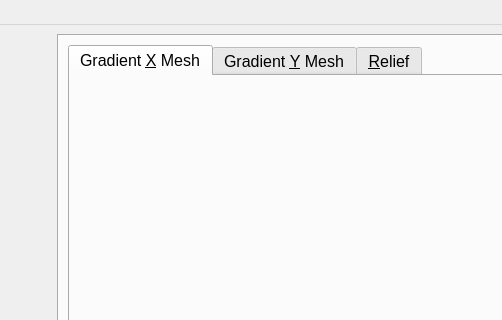
Above: Solver/Explorer.ui from steveknipmeyer/ModelRelief before the change; both pictures show x 220 to 722 and y 0 to 320 of the 1171 by 967 pixel window. Below: the same form after it.
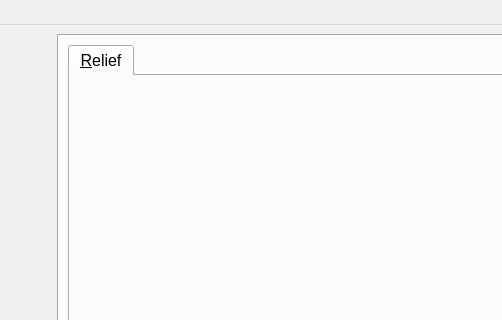
That is the form after the change. The open tabs and pages were chosen to show the change. Icons and pictures are not drawn.

```diff
--- a/Solver/Explorer.ui
+++ b/Solver/Explorer.ui
@@ -404,24 +404,6 @@
           <property name="currentIndex">
            <number>2</number>
           </property>
-          <widget class="QWidget" name="gradientXMeshTab">
-           <property name="focusPolicy">
-            <enum>Qt::TabFocus</enum>
-           </property>
-           <attribute name="title">
-            <string>Gradient &amp;X Mesh</string>
-           </attribute>
-           <layout class="QVBoxLayout" name="verticalLayout_10"/>
-          </widget>
-          <widget class="QWidget" name="gradientYMeshTab">
-           <property name="focusPolicy">
-            <enum>Qt::TabFocus</enum>
-           </property>
-           <attribute name="title">
-            <string>Gradient &amp;Y Mesh</string>
-           </attribute>
-           <layout class="QVBoxLayout" name="verticalLayout_9"/>
-          </widget>
           <widget class="QWidget" name="reliefMeshTab">
            <property name="focusPolicy">
             <enum>Qt::TabFocus</enum>
```
Left out of the diff: 2 changed lines with no effect on the pictures.
